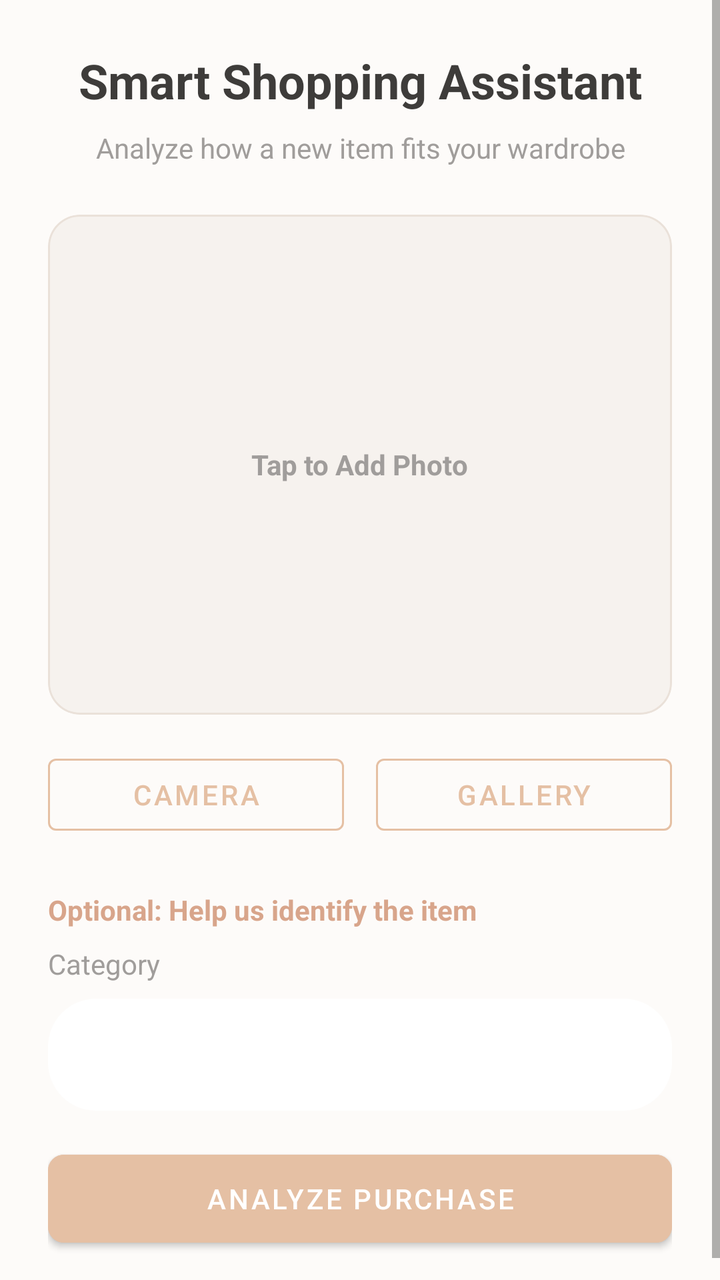
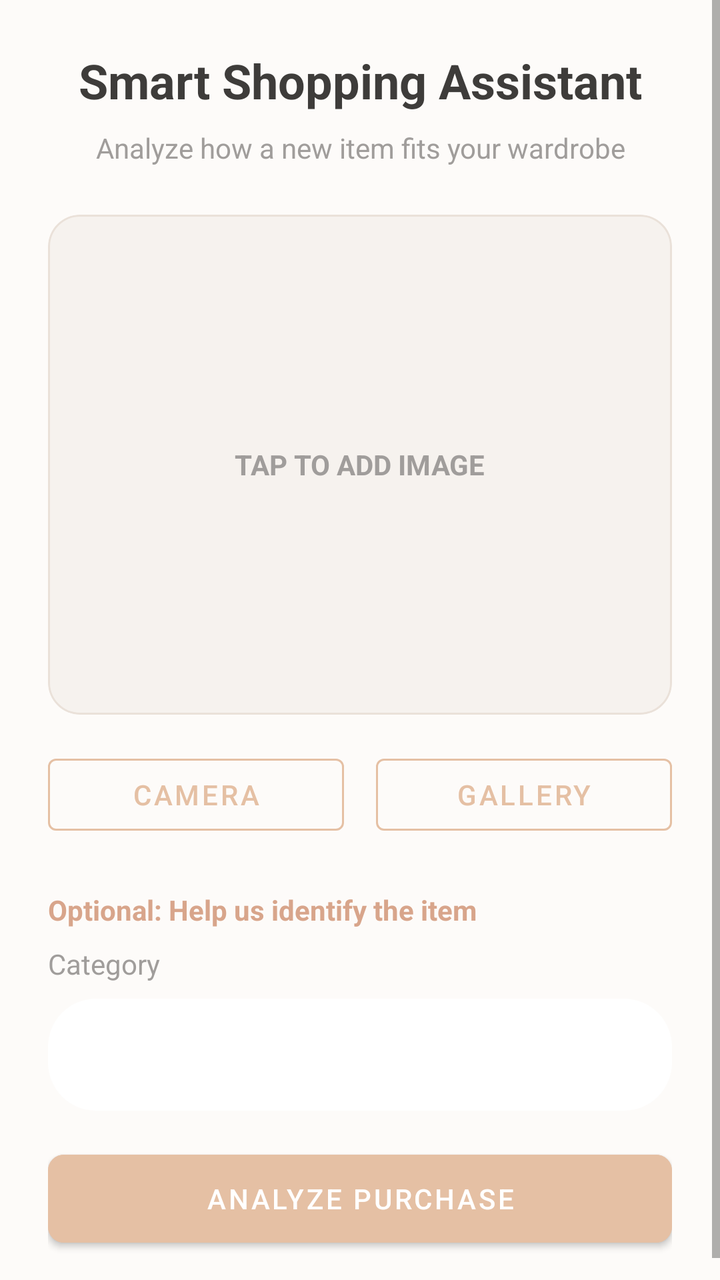

Before-and-after screenshots of an Android layout around one commit, followed by the original layout XML and the change that was made.
<!-- AndroidManifest.xml: application theme Theme.OutfitStudio -->
<!-- res/layout/activity_smart_shopping.xml -->
<?xml version="1.0" encoding="utf-8"?>
<ScrollView xmlns:android="http://schemas.android.com/apk/res/android"
    xmlns:app="http://schemas.android.com/apk/res-auto"
    android:layout_width="match_parent"
    android:layout_height="match_parent"
    android:background="@color/background">

    <LinearLayout
        android:layout_width="match_parent"
        android:layout_height="wrap_content"
        android:orientation="vertical"
        android:padding="24dp">

        <TextView
            android:layout_width="match_parent"
            android:layout_height="wrap_content"
            android:text="Smart Shopping Assistant"
            android:textSize="24sp"
            android:textStyle="bold"
            android:textColor="@color/on_background"
            android:textAlignment="center"
            android:layout_marginBottom="8dp"/>
            
        <TextView
            android:layout_width="match_parent"
            android:layout_height="wrap_content"
            android:text="Analyze how a new item fits your wardrobe"
            android:textSize="14sp"
            android:textColor="@color/text_hint"
            android:textAlignment="center"
            android:layout_marginBottom="24dp"/>

        <com.google.android.material.card.MaterialCardView
            android:layout_width="match_parent"
            android:layout_height="250dp"
            app:cardCornerRadius="16dp"
            app:cardElevation="0dp"
            app:strokeColor="@color/card_border"
            app:strokeWidth="1dp"
            android:layout_marginBottom="16dp">

            <ImageView
                android:id="@+id/ivClothingPreview"
                android:layout_width="match_parent"
                android:layout_height="match_parent"
                android:scaleType="centerCrop"
                android:background="@color/secondary_variant" />

            <LinearLayout
                android:id="@+id/llImagePlaceholder"
                android:layout_width="match_parent"
                android:layout_height="match_parent"
                android:orientation="vertical"
                android:gravity="center"
                android:background="#33FFFFFF">
                
                <TextView
                    android:layout_width="wrap_content"
                    android:layout_height="wrap_content"
                    android:text="Tap to Add Photo"
                    android:textColor="@color/text_hint"
                    android:textStyle="bold"/>
            </LinearLayout>
        </com.google.android.material.card.MaterialCardView>

        <LinearLayout
            android:layout_width="match_parent"
            android:layout_height="wrap_content"
            android:orientation="horizontal"
            android:layout_marginBottom="24dp">
            
            <Button
                android:id="@+id/btnCamera"
                android:layout_width="0dp"
                android:layout_height="wrap_content"
                android:layout_weight="1"
                android:text="Camera"
                android:textColor="@color/primary"
                style="@style/Widget.MaterialComponents.Button.OutlinedButton"
                app:strokeColor="@color/primary"
                android:layout_marginEnd="8dp"/>
                
            <Button
                android:id="@+id/btnGallery"
                android:layout_width="0dp"
                android:layout_height="wrap_content"
                android:layout_weight="1"
                android:text="Gallery"
                android:textColor="@color/primary"
                style="@style/Widget.MaterialComponents.Button.OutlinedButton"
                app:strokeColor="@color/primary"
                android:layout_marginStart="8dp"/>
        </LinearLayout>

        <TextView
            android:layout_width="match_parent"
            android:layout_height="wrap_content"
            android:text="Optional: Help us identify the item"
            android:textColor="@color/primary_variant"
            android:textStyle="bold"
            android:textSize="14sp"
            android:layout_marginBottom="8dp"/>
            
        <TextView
            android:layout_width="match_parent"
            android:layout_height="wrap_content"
            android:text="Category"
            android:textColor="@color/text_hint"
            android:textSize="14sp"
            android:layout_marginBottom="8dp"/>
            
        <Spinner
            android:id="@+id/spinnerCategory"
            android:layout_width="match_parent"
            android:layout_height="56dp"
            android:background="@drawable/bg_button_rounded"
            android:backgroundTint="@color/surface"
            android:layout_marginBottom="16dp"/>



        <Button
            android:id="@+id/btnAnalyze"
            android:layout_width="match_parent"
            android:layout_height="56dp"
            android:text="Analyze Purchase"
            android:textColor="@color/on_primary"
            android:backgroundTint="@color/primary"
            app:cornerRadius="8dp" />
            
        <ProgressBar
            android:id="@+id/progressBar"
            android:layout_width="match_parent"
            android:layout_height="wrap_content"
            android:visibility="gone"
            android:layout_marginTop="16dp"/>

    </LinearLayout>
</ScrollView>
<!-- resources referenced by this layout -->
<resources>
  <color name="background">#FDFBF9</color>
  <color name="card_border">#EAE1D9</color>
  <color name="on_background">#3E3C3A</color>
  <color name="on_primary">#FFFFFF</color>
  <color name="primary">#E5C0A4</color>
  <color name="primary_variant">#D8A58B</color>
  <color name="secondary_variant">#F4EFEA</color>
  <color name="surface">#FFFFFF</color>
  <color name="text_hint">#A09D9B</color>
  <!-- drawable bg_button_rounded (drawable) -->
  <?xml version="1.0" encoding="utf-8"?>
  <shape xmlns:android="http://schemas.android.com/apk/res/android"
      android:shape="rectangle">
      <solid android:color="@color/primary"/>
      <corners android:radius="24dp"/>
  </shape>
  <style name="Theme.OutfitStudio" parent="Theme.MaterialComponents.Light.NoActionBar">
          <item name="android:textColor">@color/on_background</item>
          <item name="android:textColorHint">@color/text_hint</item>
          
          <item name="colorPrimary">@color/primary</item>
          <item name="colorPrimaryVariant">@color/primary_variant</item>
          <item name="colorOnPrimary">@color/on_primary</item>
          
          <item name="colorSecondary">@color/primary</item>
          <item name="colorSecondaryVariant">@color/primary_variant</item>
          <item name="colorOnSecondary">@color/on_primary</item>
          
          <item name="android:colorBackground">@color/background</item>
          <item name="colorSurface">@color/surface</item>
          
          <item name="android:statusBarColor">@color/background</item>
          <item name="android:windowLightStatusBar">true</item>
      </style>
</resources>

<!-- the commit's change to res/layout/activity_smart_shopping.xml (unified diff, before → after) -->
@@ -57,7 +57,7 @@
                 <TextView
                     android:layout_width="wrap_content"
                     android:layout_height="wrap_content"
-                    android:text="Tap to Add Photo"
+                    android:text="TAP TO ADD IMAGE"
                     android:textColor="@color/text_hint"
                     android:textStyle="bold"/>
             </LinearLayout>
